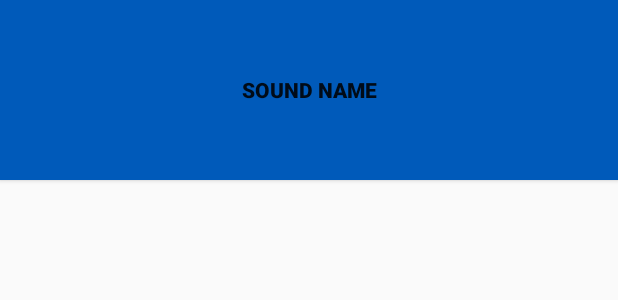
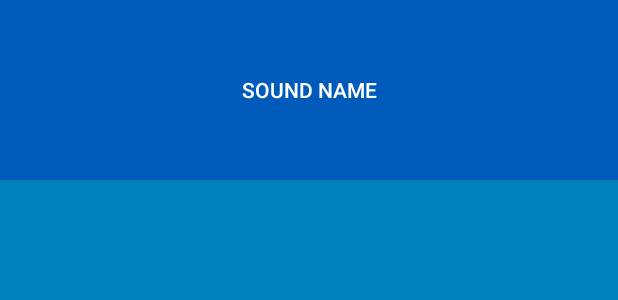
Before and after one commit to joshuajmurray/CS496_BeatBox, an Android app: the layout list_item_sound.xml on its own in the app's theme, with its tools: preview values and no code run, on a phone screen of 412 x 824 dp. Shown: the top 300 px of the screen. Run offline under Robolectric (Android 15) with nearby library versions, the phone set to English and light mode, and no system bars.

Commit message:
last commit of chapter 22

```diff
--- a/app/src/main/res/layout/list_item_sound.xml
+++ b/app/src/main/res/layout/list_item_sound.xml
@@ -7,7 +7,6 @@
             type="com.bignerdranch.android.beatbox.SoundViewModel"/>
     </data>
     <Button
-        style="@style/BeatBoxButton.Strong"
         android:layout_width="match_parent"
         android:layout_height="120dp"
         android:onClick="@{() -> viewModel.onButtonClicked()}"
--- a/app/src/main/res/values/styles.xml
+++ b/app/src/main/res/values/styles.xml
@@ -1,19 +1,18 @@
 <resources>
 
     <!-- Base application theme. -->
-    <style name="AppTheme" parent="Theme.AppCompat.Light.DarkActionBar">
+    <style name="AppTheme" parent="Theme.AppCompat">
         <!-- Customize your theme here. -->
-        <item name="colorPrimary">@color/colorPrimary</item>
-        <item name="colorPrimaryDark">@color/colorPrimaryDark</item>
-        <item name="colorAccent">@color/colorAccent</item>
+        <item name="colorPrimary">@color/red</item>
+        <item name="colorPrimaryDark">@color/dark_red</item>
+        <item name="colorAccent">@color/gray</item>
+
+        <item name="android:windowBackground">@color/soothing_blue</item>
+        <item name="android:buttonStyle">@style/BeatBoxButton</item>
     </style>
 
-    <style name="BeatBoxButton">
+    <style name="BeatBoxButton" parent="Widget.AppCompat.Button">
         <item name="android:background">@color/dark_blue</item>
     </style>
 
-    <style name="BeatBoxButton.Strong">
-        <item name="android:textStyle">bold</item>
-    </style>
-
 </resources>
```
